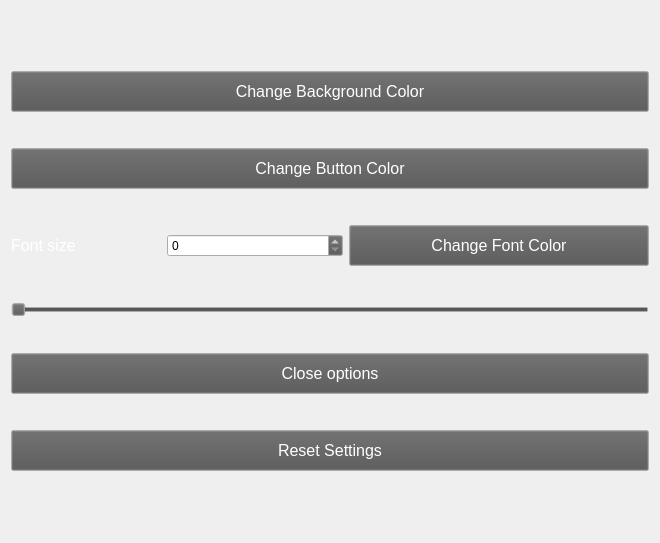
First picture: the form in optionswidget.ui, repository RocketBunny727/CarSharring, before the edit.
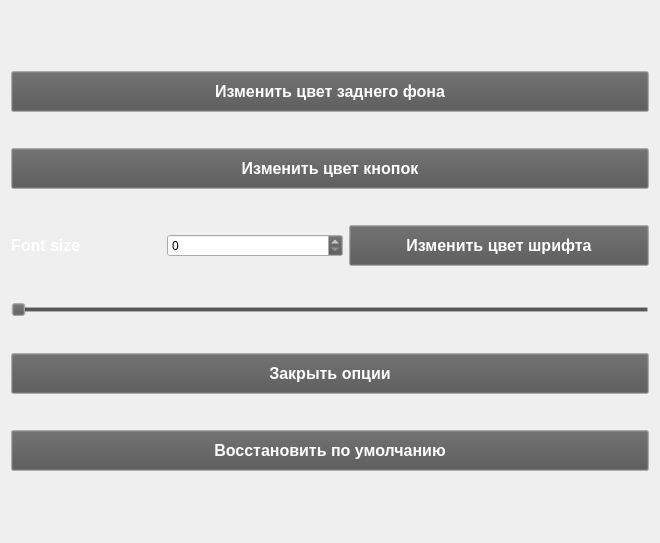
Second picture: the form after the edit.

Diff of the .ui file:
```diff
--- a/optionswidget.ui
+++ b/optionswidget.ui
@@ -387,10 +387,13 @@
        <property name="font">
         <font>
          <pointsize>12</pointsize>
+         <italic>false</italic>
+         <bold>true</bold>
+         <underline>false</underline>
         </font>
        </property>
        <property name="text">
-        <string>Change Background Color</string>
+        <string>Изменить цвет заднего фона</string>
        </property>
       </widget>
      </item>
@@ -421,10 +424,13 @@
        <property name="font">
         <font>
          <pointsize>12</pointsize>
+         <italic>false</italic>
+         <bold>true</bold>
+         <underline>false</underline>
         </font>
        </property>
        <property name="text">
-        <string>Change Button Color</string>
+        <string>Изменить цвет кнопок</string>
        </property>
       </widget>
      </item>
@@ -508,6 +514,7 @@
          <property name="font">
           <font>
            <pointsize>12</pointsize>
+           <bold>true</bold>
           </font>
          </property>
          <property name="text">
@@ -559,7 +566,7 @@
         </widget>
        </item>
        <item>
-        <widget class="QPushButton" name="buttonColorButton_2">
+        <widget class="QPushButton" name="fontColorButton">
          <property name="sizePolicy">
           <sizepolicy hsizetype="Fixed" vsizetype="Fixed">
            <horstretch>0</horstretch>
@@ -575,10 +582,13 @@
          <property name="font">
           <font>
            <pointsize>12</pointsize>
+           <italic>false</italic>
+           <bold>true</bold>
+           <underline>false</underline>
           </font>
          </property>
          <property name="text">
-          <string>Change Font Color</string>
+          <string>Изменить цвет шрифта</string>
          </property>
         </widget>
        </item>
@@ -640,10 +650,13 @@
        <property name="font">
         <font>
          <pointsize>12</pointsize>
+         <italic>false</italic>
+         <bold>true</bold>
+         <underline>false</underline>
         </font>
        </property>
        <property name="text">
-        <string>Close options</string>
+        <string>Закрыть опции</string>
        </property>
       </widget>
      </item>
@@ -674,10 +687,13 @@
        <property name="font">
         <font>
          <pointsize>12</pointsize>
+         <italic>false</italic>
+         <bold>true</bold>
+         <underline>false</underline>
         </font>
        </property>
        <property name="text">
-        <string>Reset Settings</string>
+        <string>Восстановить по умолчанию</string>
        </property>
       </widget>
      </item>
```
